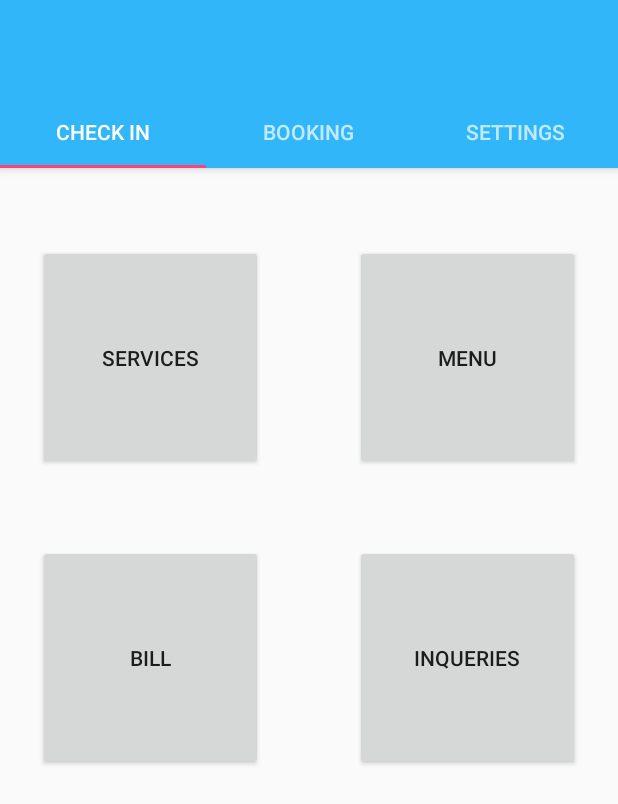
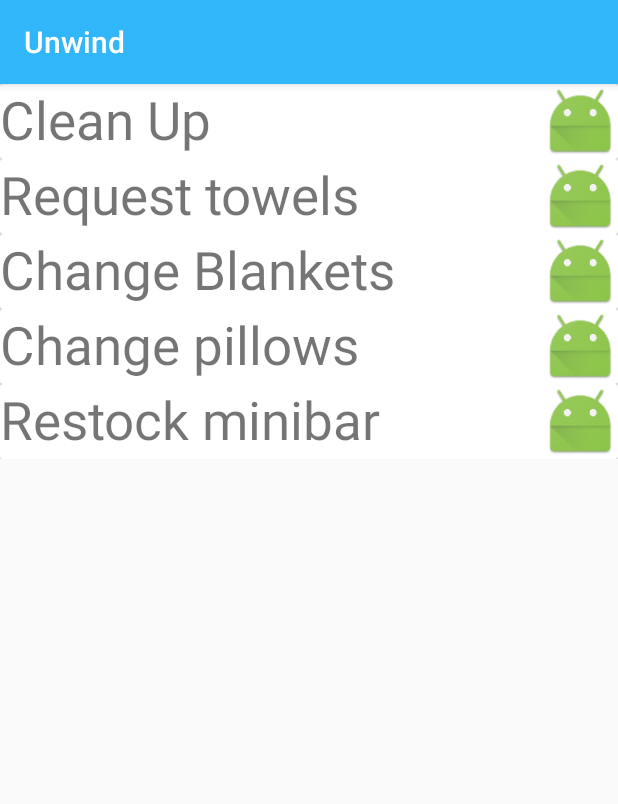
Before and after one commit to MisterMunchkin/Unwind, an Android app: the launchingPageTab1Fragment screen opened directly, with no data from a screen before it, after a tap on "SERVICES", on a phone screen of 412 x 824 dp. Shown: the top 804 px of the screen. Run offline under Robolectric (Android 15) with nearby library versions, the phone set to English and light mode, and no system bars.

Commit message:
integrating list of services

```diff
--- a/app/src/main/AndroidManifest.xml
+++ b/app/src/main/AndroidManifest.xml
@@ -23,6 +23,7 @@
             android:label="@string/title_activity_launching_page"
             android:theme="@style/AppTheme.NoActionBar"></activity>
         <activity android:name=".AddBookingPage"></activity>
+        <activity android:name=".ListOfServices"></activity>
     </application>
 
 </manifest>
--- a/app/src/main/java/com/unwind/munchkin/unwind/launchingPageTab1Fragment.java
+++ b/app/src/main/java/com/unwind/munchkin/unwind/launchingPageTab1Fragment.java
@@ -1,5 +1,6 @@
 package com.unwind.munchkin.unwind;
 
+import android.content.Intent;
 import android.os.Bundle;
 import android.support.annotation.Nullable;
 import android.support.v4.app.Fragment;
@@ -36,6 +37,8 @@ public class launchingPageTab1Fragment extends Fragment{
             public void onClick(View v) {
                 Toast.makeText(getActivity(), "start services list activity",
                         Toast.LENGTH_LONG).show();
+                Intent intent = new Intent(getActivity(), ListOfServices.class);
+                startActivity(intent);
             }
         });
        /* recyclerView = (RecyclerView) view.findViewById(R.id.recycler_view_active_checkin);
--- a/app/src/main/res/layout/list_of_services.xml
+++ b/app/src/main/res/layout/list_of_services.xml
@@ -34,5 +34,105 @@
                     android:layout_alignParentRight="true" />
             </RelativeLayout>
         </android.support.v7.widget.CardView>
+
+        <android.support.v7.widget.CardView
+            xmlns:android="http://schemas.android.com/apk/res/android"
+            android:layout_width="match_parent"
+            android:layout_height="match_parent"
+            android:clickable="true">
+
+            <RelativeLayout
+                android:layout_width="match_parent"
+                android:layout_height="match_parent">
+
+                <TextView
+                    android:layout_width="match_parent"
+                    android:layout_height="wrap_content"
+                    android:text="Request towels"
+                    android:textSize="35sp" />
+                <ImageView
+                    android:layout_width="50dp"
+                    android:layout_height="50dp"
+                    android:src="@mipmap/ic_launcher"
+                    android:layout_alignParentTop="true"
+                    android:layout_alignParentEnd="true"
+                    android:layout_alignParentRight="true" />
+            </RelativeLayout>
+        </android.support.v7.widget.CardView>
+
+        <android.support.v7.widget.CardView
+            xmlns:android="http://schemas.android.com/apk/res/android"
+            android:layout_width="match_parent"
+            android:layout_height="match_parent"
+            android:clickable="true">
+
+            <RelativeLayout
+                android:layout_width="match_parent"
+                android:layout_height="match_parent">
+
+                <TextView
+                    android:layout_width="match_parent"
+                    android:layout_height="wrap_content"
+                    android:text="Change Blankets"
+                    android:textSize="35sp" />
+                <ImageView
+                    android:layout_width="50dp"
+                    android:layout_height="50dp"
+                    android:src="@mipmap/ic_launcher"
+                    android:layout_alignParentTop="true"
+                    android:layout_alignParentEnd="true"
+                    android:layout_alignParentRight="true" />
+            </RelativeLayout>
+        </android.support.v7.widget.CardView>
+
+        <android.support.v7.widget.CardView
+            xmlns:android="http://schemas.android.com/apk/res/android"
+            android:layout_width="match_parent"
+            android:layout_height="match_parent"
+            android:clickable="true">
+
+            <RelativeLayout
+                android:layout_width="match_parent"
+                android:layout_height="match_parent">
+
+                <TextView
+                    android:layout_width="match_parent"
+                    android:layout_height="wrap_content"
+                    android:text="Change pillows"
+                    android:textSize="35sp" />
+                <ImageView
+                    android:layout_width="50dp"
+                    android:layout_height="50dp"
+                    android:src="@mipmap/ic_launcher"
+                    android:layout_alignParentTop="true"
+                    android:layout_alignParentEnd="true"
+                    android:layout_alignParentRight="true" />
+            </RelativeLayout>
+        </android.support.v7.widget.CardView>
+
+        <android.support.v7.widget.CardView
+            xmlns:android="http://schemas.android.com/apk/res/android"
+            android:layout_width="match_parent"
+            android:layout_height="match_parent"
+            android:clickable="true">
+
+            <RelativeLayout
+                android:layout_width="match_parent"
+                android:layout_height="match_parent">
+
+                <TextView
+                    android:layout_width="match_parent"
+                    android:layout_height="wrap_content"
+                    android:text="Restock minibar"
+                    android:textSize="35sp" />
+                <ImageView
+                    android:layout_width="50dp"
+                    android:layout_height="50dp"
+                    android:src="@mipmap/ic_launcher"
+                    android:layout_alignParentTop="true"
+                    android:layout_alignParentEnd="true"
+                    android:layout_alignParentRight="true" />
+            </RelativeLayout>
+        </android.support.v7.widget.CardView>
     </LinearLayout>
 </ScrollView>
```
Also changed, not shown: 69 other files.
